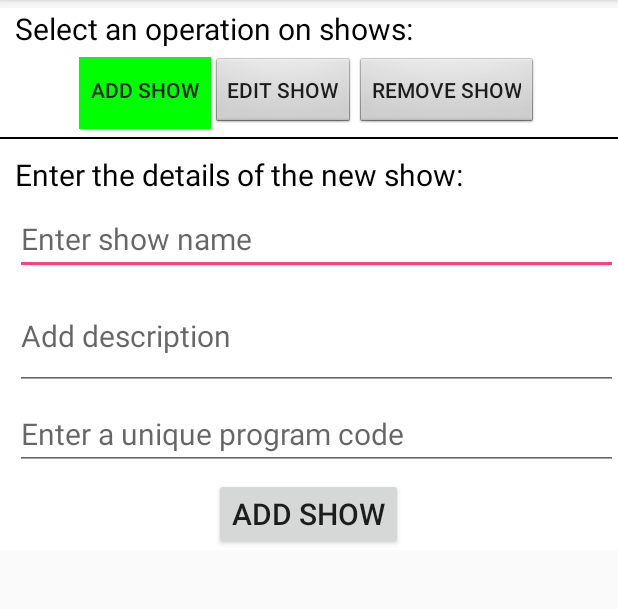
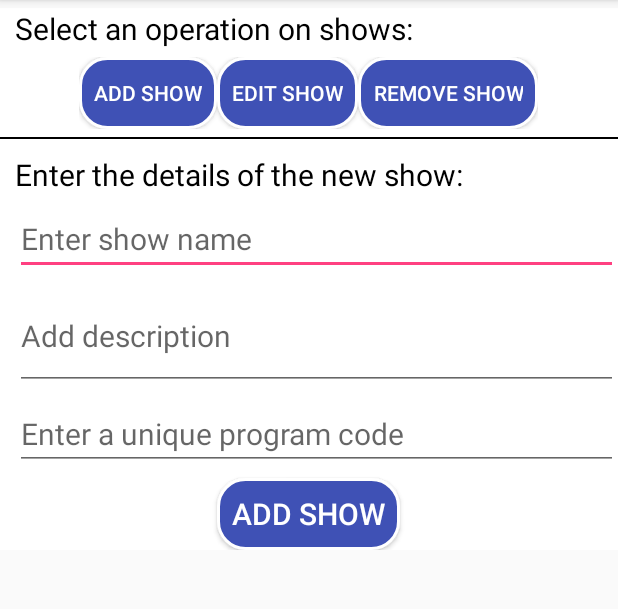
Before and after one commit to jimsprojectradio/repo, an Android app: the screen it shows after launch (MainActivity), after a tap on "ADD SHOW", on a phone screen of 412 x 824 dp, the part 84-693 px from its top. Run offline under Robolectric (Android 15) with nearby library versions, the phone set to English and light mode, and no system bars; our stand-ins replace Volley.

Commit message:
Fragment Show Done

```diff
--- a/DUMMY/RadioAdminDummy/RadioAdminDummy/app/src/main/java/com/dark/pro/jimsradioadmin/FragmentShow.java
+++ b/DUMMY/RadioAdminDummy/RadioAdminDummy/app/src/main/java/com/dark/pro/jimsradioadmin/FragmentShow.java
@@ -65,9 +65,9 @@ public class FragmentShow extends Fragment implements View.OnClickListener{
         btn_edit_show_layout.setOnClickListener(this);
         btn_remove_show_layout=(Button)v.findViewById(R.id.btn_set_remove_show);
         btn_remove_show_layout.setOnClickListener(this);
-        btn_add_show_layout.setBackgroundResource(android.R.drawable.btn_default);
-        btn_edit_show_layout.setBackgroundResource(android.R.drawable.btn_default);
-        btn_remove_show_layout.setBackgroundResource(android.R.drawable.btn_default);
+        btn_add_show_layout.setBackgroundResource(R.drawable.button_background);
+        btn_edit_show_layout.setBackgroundResource(R.drawable.button_background);
+        btn_remove_show_layout.setBackgroundResource(R.drawable.button_background);
 
         //Action buttons for queries
         btn_add_show=(Button)v.findViewById(R.id.btn_add_show);
@@ -135,7 +135,7 @@ public class FragmentShow extends Fragment implements View.OnClickListener{
             }
         });
 
-        btn_add_show_layout.setBackgroundColor(Color.parseColor("#00ff00"));
+        btn_add_show_layout.setBackgroundResource(R.drawable.button_background);
         layout_add_show.setVisibility(View.VISIBLE);
         layout_edit_show.setVisibility(View.GONE);
         layout_remove_show.setVisibility(View.GONE);
@@ -147,9 +147,9 @@ public class FragmentShow extends Fragment implements View.OnClickListener{
     public void onClick(View v) {
         switch(v.getId()){
             case R.id.btn_set_add_show:
-                btn_add_show_layout.setBackgroundColor(Color.parseColor("#00ff00"));
-                btn_edit_show_layout.setBackgroundResource(android.R.drawable.btn_default);
-                btn_remove_show_layout.setBackgroundResource(android.R.drawable.btn_default);
+                btn_add_show_layout.setBackgroundResource(R.drawable.button_background);
+                btn_edit_show_layout.setBackgroundResource(R.drawable.button_background);
+                btn_remove_show_layout.setBackgroundResource(R.drawable.button_background);
                 layout_add_show.setVisibility(View.VISIBLE);
                 layout_edit_show.setVisibility(View.GONE);
                 layout_remove_show.setVisibility(View.GONE);
@@ -157,9 +157,9 @@ public class FragmentShow extends Fragment implements View.OnClickListener{
                 break;
 
             case R.id.btn_set_edit_show:
-                btn_edit_show_layout.setBackgroundColor(Color.parseColor("#00ff00"));
-                btn_add_show_layout.setBackgroundResource(android.R.drawable.btn_default);
-                btn_remove_show_layout.setBackgroundResource(android.R.drawable.btn_default);
+                btn_edit_show_layout.setBackgroundResource(R.drawable.button_background);
+                btn_add_show_layout.setBackgroundResource(R.drawable.button_background);
+                btn_remove_show_layout.setBackgroundResource(R.drawable.button_background);
                 show_progbar.setVisibility(View.VISIBLE);
                 layout_add_show.setVisibility(View.GONE);
                 layout_edit_show.setVisibility(View.GONE);
@@ -170,9 +170,9 @@ public class FragmentShow extends Fragment implements View.OnClickListener{
                 break;
 
             case R.id.btn_set_remove_show:
-                btn_remove_show_layout.setBackgroundColor(Color.parseColor("#00ff00"));
-                btn_add_show_layout.setBackgroundResource(android.R.drawable.btn_default);
-                btn_edit_show_layout.setBackgroundResource(android.R.drawable.btn_default);
+                btn_remove_show_layout.setBackgroundResource(R.drawable.button_background);
+                btn_add_show_layout.setBackgroundResource(R.drawable.button_background);
+                btn_edit_show_layout.setBackgroundResource(R.drawable.button_background);
                 show_progbar.setVisibility(View.VISIBLE);
                 layout_add_show.setVisibility(View.GONE);
                 layout_edit_show.setVisibility(View.GONE);
--- a/DUMMY/RadioAdminDummy/RadioAdminDummy/app/src/main/res/layout/fragment_show.xml
+++ b/DUMMY/RadioAdminDummy/RadioAdminDummy/app/src/main/res/layout/fragment_show.xml
@@ -23,16 +23,23 @@
         android:layout_gravity="center_horizontal">
 
         <Button
+            android:textColor="#fff"
+            android:padding="10dp"
+            android:background="@drawable/button_background"
             android:id="@+id/btn_set_add_show"
             android:text="Add Show"
             android:layout_width="wrap_content"
             android:layout_height="wrap_content" />
         <Button
+            android:padding="10dp"
+            android:textColor="#fff"
             android:id="@+id/btn_set_edit_show"
             android:text="Edit Show"
             android:layout_width="wrap_content"
             android:layout_height="wrap_content" />
         <Button
+            android:padding="10dp"
+            android:textColor="#fff"
             android:id="@+id/btn_set_remove_show"
             android:text="Remove Show"
             android:layout_width="wrap_content"
@@ -104,6 +111,9 @@
                 android:layout_marginTop="5dp"/>
 
             <Button
+                android:padding="10dp"
+                android:textColor="#fff"
+                android:background="@drawable/button_background"
                 android:id="@+id/btn_add_show"
                 android:textSize="20dp"
                 android:layout_width="wrap_content"
@@ -136,6 +146,7 @@
                 android:textColor="#000000"/>
 
             <Spinner
+                android:background="@drawable/border_bottom"
                 android:id="@+id/spinner_edit_show"
                 android:layout_marginTop="2dp"
                 android:layout_marginLeft="10dp"
@@ -199,6 +210,9 @@
                 android:layout_width="wrap_content"
                 android:layout_height="wrap_content"
                 android:text="Update Show"
+                android:padding="10dp"
+                android:textColor="#fff"
+                android:background="@drawable/button_background"
                 android:layout_gravity="center"/>
 
         </LinearLayout>
@@ -229,6 +243,7 @@
                 android:layout_width="match_parent"
                 android:layout_height="wrap_content"
                 android:layout_marginTop="5dp"
+                android:background="@drawable/border_bottom"
                 android:layout_marginLeft="10dp"/>
 
             <TextView
@@ -254,6 +269,9 @@
                 android:layout_width="wrap_content"
                 android:layout_height="wrap_content"
                 android:text="Remove Show"
+                android:padding="10dp"
+                android:textColor="#fff"
+                android:background="@drawable/button_background"
                 android:layout_marginTop="5dp"
                 android:layout_gravity="center_horizontal"/>
 
```
